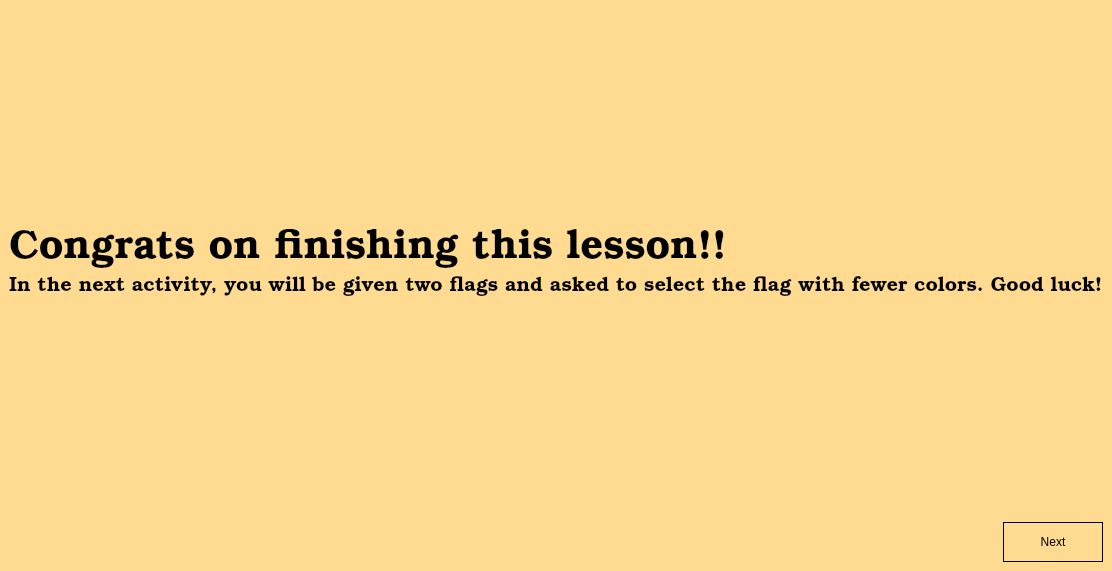
Old version of the form usebasiccolorslesson.ui in the repository zxjorge/EDApp.
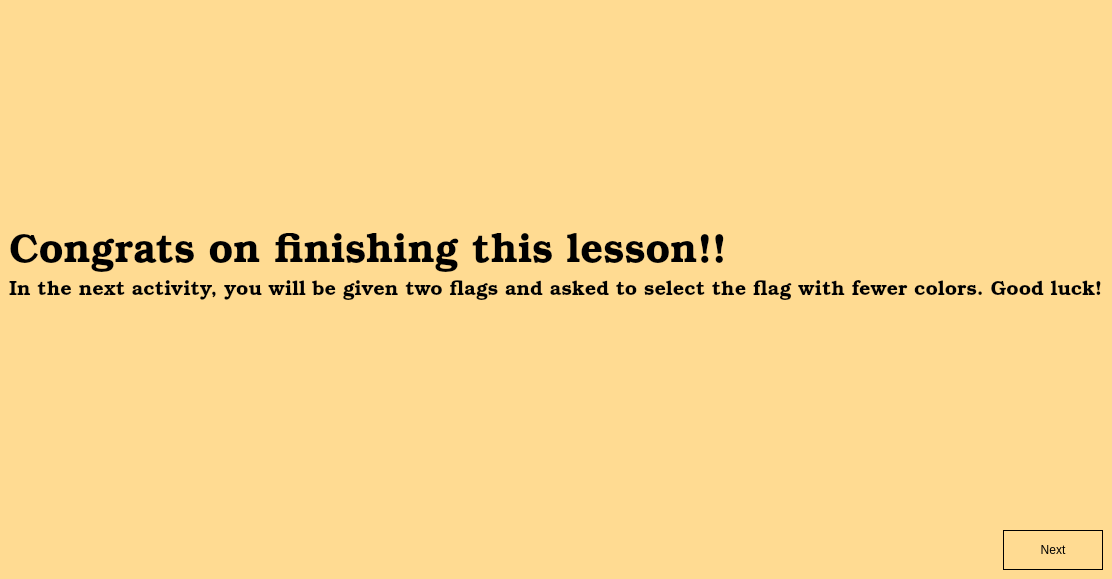
New version of the form. The open tabs and pages were chosen to show the change. Icons and pictures are not drawn.

```diff
--- a/usebasiccolorslesson.ui
+++ b/usebasiccolorslesson.ui
@@ -7,7 +7,7 @@
     <x>0</x>
     <y>0</y>
     <width>988</width>
-    <height>571</height>
+    <height>579</height>
    </rect>
   </property>
   <property name="windowTitle">
```
Left out of the diff: 18 changed lines with no effect on the pictures.
